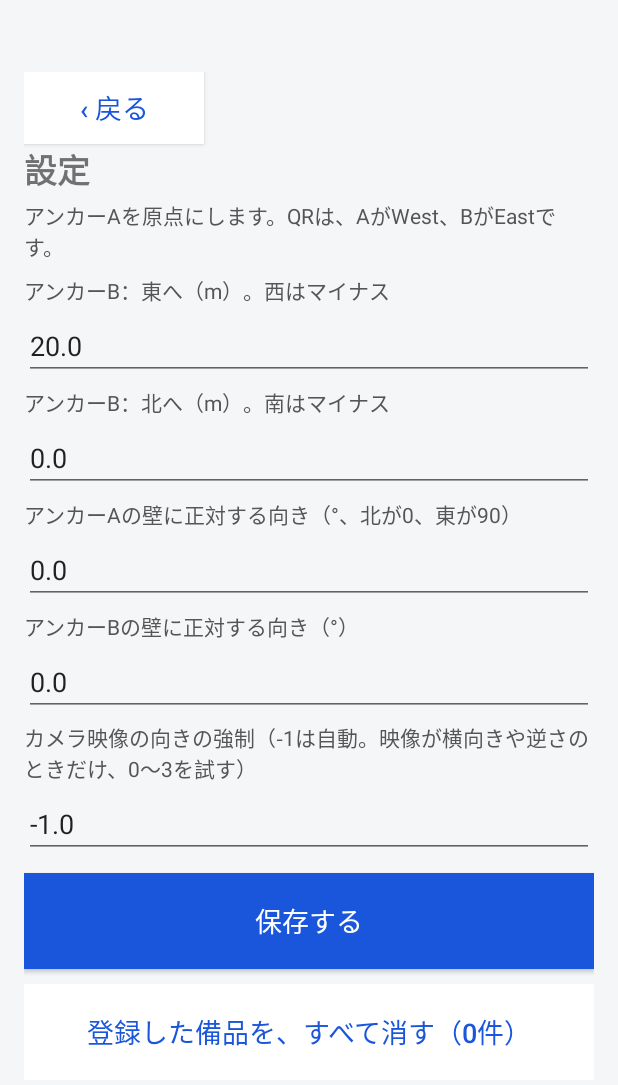
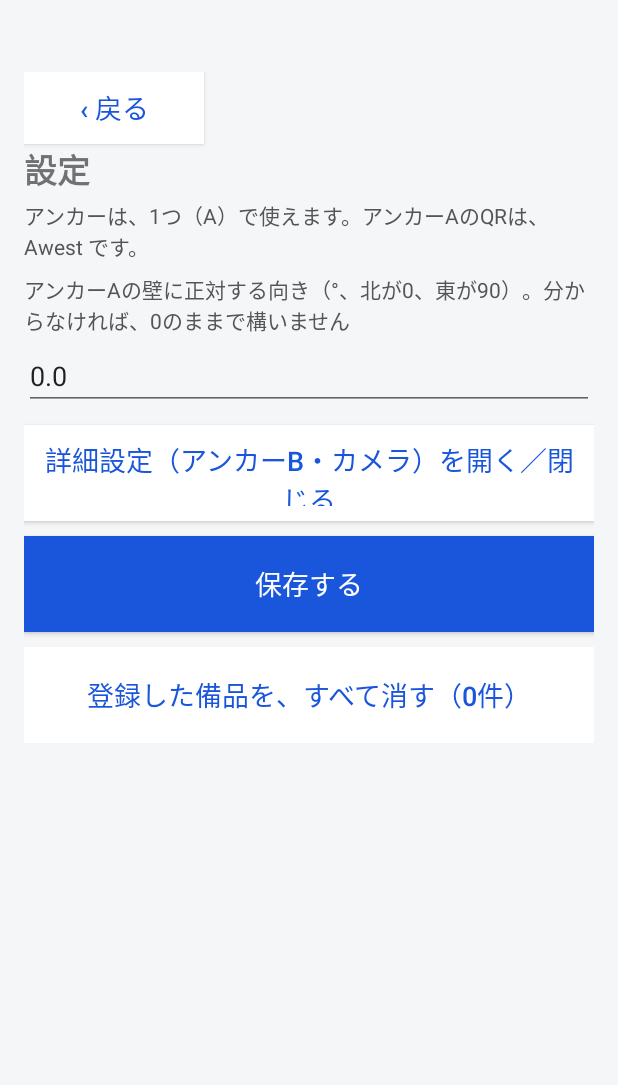
Before and after one commit to ishihara7/tanaoroshi, an Android app: the screen it shows after launch (MainActivity), after a tap on "設定", on a phone screen of 412 x 824 dp. Shown: the top 1085 px of the screen. Run offline under Robolectric (Android 15) with nearby library versions, the phone set to English and light mode, and no system bars; libraries missing offline, so code that uses them is left out: com.google.ar.core; 2 statements that could not run were skipped.

Commit message:
android-ar: 設定を、アンカーA中心に簡単にした（アンカーB・カメラ向きは、詳細に隠す）
Co-Authored-By: Claude Sonnet 5.5 <noreply@anthropic.com>

```diff
--- a/android-ar/app/src/main/java/jp/co/ryomo/tanaoroshi/ar/MainActivity.kt
+++ b/android-ar/app/src/main/java/jp/co/ryomo/tanaoroshi/ar/MainActivity.kt
@@ -139,7 +139,11 @@ class MainActivity : Activity() {
 
         if (ref.isAnchor) {
             val a = settings.anchors().find { it.token == ref.token }
-                ?: return say("このアンカー（${ref.token}）は、設定にありません。アンカーA（West）かB（East）のQRを読んでください。", false)
+                ?: return say(
+                    if (ref.token == "Aeast") "アンカーBは、使わない設定です。アンカーAのQRを読んでください（Bは、設定の詳細で、使えるようにできます）。"
+                    else "このアンカー（${ref.token}）は、登録されていません。アンカーAのQR（Awest）を読んでください。",
+                    false,
+                )
             val notes = mutableListOf<String>()
             // 診断：これまでの追跡で出した位置と、アンカーの本当の位置の差（ARの精度の目安）
             val live = engine.live
@@ -332,26 +336,49 @@ class MainActivity : Activity() {
 
     private fun buildSettings() {
         header("設定")
-        fun field(label: String, value: Double): EditText {
-            content.addView(note(label))
+        fun field(parent: LinearLayout, label: String, value: Double): EditText {
+            parent.addView(note(label))
             return EditText(this).apply {
                 inputType = InputType.TYPE_CLASS_NUMBER or InputType.TYPE_NUMBER_FLAG_DECIMAL or InputType.TYPE_NUMBER_FLAG_SIGNED
                 setText(value.toString())
                 textSize = 18f
-            }.also { content.addView(it) }
+            }.also { parent.addView(it) }
         }
-        content.addView(note("アンカーAを原点にします。QRは、AがWest、BがEastです。"))
-        val bx = field("アンカーB：東へ（m）。西はマイナス", settings.bx)
-        val by = field("アンカーB：北へ（m）。南はマイナス", settings.by)
-        val fa = field("アンカーAの壁に正対する向き（°、北が0、東が90）", settings.facingA)
-        val fb = field("アンカーBの壁に正対する向き（°）", settings.facingB)
-        val cr = field("カメラ映像の向きの強制（-1は自動。映像が横向きや逆さのときだけ、0〜3を試す）", settings.cameraRot.toDouble())
+        content.addView(note("アンカーは、1つ（A）で使えます。アンカーAのQRは、Awest です。"))
+        val fa = field(content, "アンカーAの壁に正対する向き（°、北が0、東が90）。分からなければ、0のままで構いません", settings.facingA)
+
+        // 詳細（通常は、閉じておく）
+        var useB = settings.useB
+        val advanced = LinearLayout(this).apply {
+            orientation = LinearLayout.VERTICAL
+            visibility = View.GONE
+        }
+        val useBButton = button(if (useB) "アンカーBを使う：オン" else "アンカーBを使う：オフ", primary = false) {}
+        useBButton.setOnClickListener {
+            useB = !useB
+            useBButton.text = if (useB) "アンカーBを使う：オン" else "アンカーBを使う：オフ"
+        }
+        advanced.addView(note("アンカーBは、精度の確認や、広いフロアで、位置を合わせ直すときに使います。Aを原点にした位置を入れます。"))
+        advanced.addView(useBButton)
+        val bx = field(advanced, "アンカーB：東へ（m）。西はマイナス", settings.bx)
+        val by = field(advanced, "アンカーB：北へ（m）。南はマイナス", settings.by)
+        val fb = field(advanced, "アンカーBの壁に正対する向き（°）", settings.facingB)
+        val cr = field(advanced, "カメラ映像の向きの強制（-1は自動。映像が横向きや逆さのときだけ、0〜3を試す）", settings.cameraRot.toDouble())
+        content.addView(button("詳細設定（アンカーB・カメラ）を開く／閉じる", primary = false) {
+            advanced.visibility = if (advanced.visibility == View.GONE) View.VISIBLE else View.GONE
+        })
+        content.addView(advanced)
+
         content.addView(button("保存する") {
             fun num(e: EditText, d: Double) = e.text.toString().toDoubleOrNull() ?: d
             val rot = num(cr, settings.cameraRot.toDouble()).toInt().coerceIn(-1, 3)
-            settings = Settings(num(bx, settings.bx), num(by, settings.by), num(fa, settings.facingA), num(fb, settings.facingB), rot)
+            settings = Settings(
+                bx = num(bx, settings.bx), by = num(by, settings.by),
+                facingA = num(fa, settings.facingA), facingB = num(fb, settings.facingB),
+                cameraRot = rot, useB = useB,
+            )
+            store.saveSettings(settings)
             engine.rotationOverride = rot
-            store.saveSettings(settings)
             say("設定を保存しました。")
             show(Screen.HOME)
         })
```
Also changed, not shown: android-ar/app/src/main/java/jp/co/ryomo/tanaoroshi/ar/Store.kt (+8 -5 lines).
